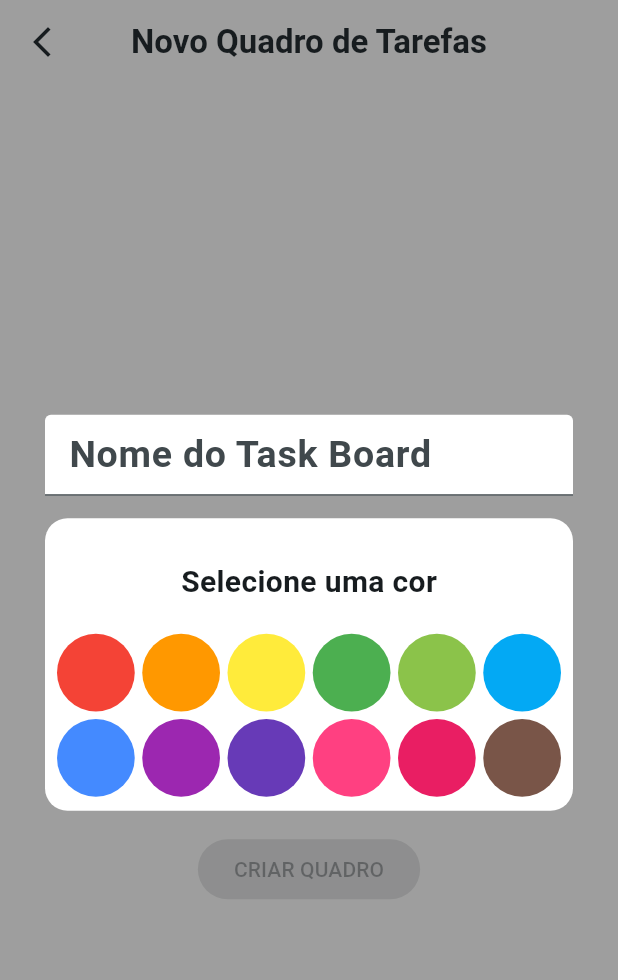
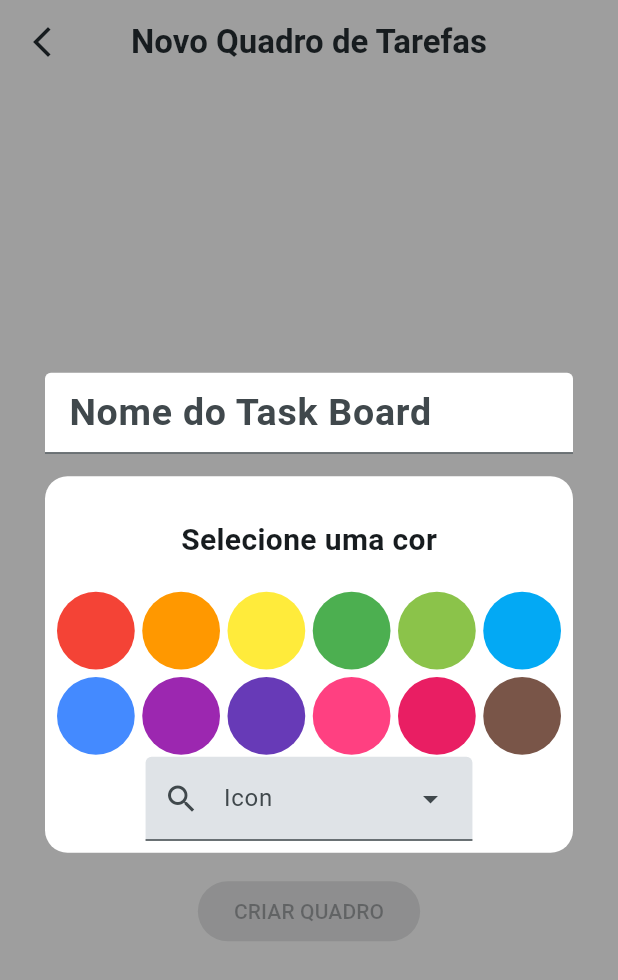
Before and after one commit to leomaiap/Tarefas-Sistemas-Distribuidos, a Flutter app: the NewTaskBoard screen opened directly, on a phone screen of 412 x 824 dp. Shown: the top 980 px of the screen. Run offline on Flutter 3.47's test engine with Material 3 defaults, Android fonts, the phone set to English and light mode, and no system bars; our stand-ins replace sqflite; accounts and stored records are empty.

Commit message:
ícones adicionados
Modificação da tabela Taskboard;
Formulário de ícone adicionado;
Display do ícone nas taskboards.

```diff
--- a/lib/SQLite/sqlite.dart
+++ b/lib/SQLite/sqlite.dart
@@ -12,6 +12,7 @@ class DatabaseHelper {
     id INTEGER PRIMARY KEY AUTOINCREMENT,
     name VARCHAR NOT NULL,
     color INTEGER NOT NULL,
+    icon INTEGER NOT NULL,
     user_id INTEGER NOT NULL,
     FOREIGN KEY(user_id) REFERENCES user(id));""";
 
@@ -40,7 +41,6 @@ class DatabaseHelper {
       await db.execute(task);
     });
   }
-
 
   //Metodo de Login
 
@@ -83,12 +83,14 @@ class DatabaseHelper {
   }
 
   //Criar nova Task board
-  Future<int> insertTaskBoard(String name, int color, int userID) async {
+  Future<int> insertTaskBoard(
+      String name, int color, int icon, int userID) async {
     final Database db = await initDB();
 
     Map<String, dynamic> taskBoardData = {
       'name': name,
       'color': color,
+      'icon': icon,
       'user_id': userID,
     };
 
@@ -115,15 +117,17 @@ class DatabaseHelper {
     final Database db = await initDB();
 
     int count = Sqflite.firstIntValue(await db.rawQuery(
-      'SELECT COUNT(*) FROM task WHERE board_id = ?',
-      [taskBoardId],
-    )) ?? 0;
+          'SELECT COUNT(*) FROM task WHERE board_id = ?',
+          [taskBoardId],
+        )) ??
+        0;
 
     return count as int;
   }
 
   //Lista de tarefas passando o taskboardID
-  Future<List<Map<String, dynamic>>> getTasksByTaskBoard(int taskBoardId) async {
+  Future<List<Map<String, dynamic>>> getTasksByTaskBoard(
+      int taskBoardId) async {
     final Database db = await initDB();
 
     List<Map<String, dynamic>> result = await db.query(
--- a/lib/Views/dashboard.dart
+++ b/lib/Views/dashboard.dart
@@ -23,30 +23,30 @@ class _DashboardState extends State<Dashboard> {
     _getTaskBoardDB();
   }
 
-  _getTaskBoardDB() async{
-    List<Map<String, dynamic>> list = await db.getTaskBoardsByUserId(UserSession.getID());
+  _getTaskBoardDB() async {
+    List<Map<String, dynamic>> list =
+        await db.getTaskBoardsByUserId(UserSession.getID());
     setState(() {
       taskBoardsList = list;
     });
     print(taskBoardsList);
   }
 
-
   @override
   Widget build(BuildContext context) {
     return Scaffold(
       appBar: AppBar(
         automaticallyImplyLeading: false,
-        title: Text("Dashboard", style: TextStyle(
-          fontWeight: FontWeight.bold
-        ),
+        title: Text(
+          "Dashboard",
+          style: TextStyle(fontWeight: FontWeight.bold),
         ),
         actions: [
           IconButton(
             icon: Icon(Icons.logout),
             onPressed: () {
-              Navigator.pushReplacement(
-          context, MaterialPageRoute(builder: (context) => const TelaLogin()));
+              Navigator.pushReplacement(context,
+                  MaterialPageRoute(builder: (context) => const TelaLogin()));
             },
           ),
         ],
@@ -58,12 +58,15 @@ class _DashboardState extends State<Dashboard> {
           itemCount: taskBoardsList.length,
           gridDelegate: SliverGridDelegateWithFixedCrossAxisCount(
             crossAxisCount: 2,
-            crossAxisSpacing: 10,),
+            crossAxisSpacing: 10,
+          ),
           itemBuilder: (context, index) {
             return GestureDetector(
                 onTap: () {
                   Navigator.pushReplacement(
-              context, MaterialPageRoute(builder: (context) => OpenTaskBoard(
+                      context,
+                      MaterialPageRoute(
+                          builder: (context) => OpenTaskBoard(
                                 name: taskBoardsList[index]['name'],
                                 color: taskBoardsList[index]['color'] as int,
                                 taskBoardID: taskBoardsList[index]['id'] as int,
@@ -73,21 +76,20 @@ class _DashboardState extends State<Dashboard> {
                     child: TaskBoardCard(
                   name: taskBoardsList[index]['name'],
                   color: taskBoardsList[index]['color'] as int,
+                  icon: taskBoardsList[index]['icon'] as int,
                   taskBoardID: taskBoardsList[index]['id'] as int,
-                )
-              )
-            );
-          },),
+                )));
+          },
+        ),
       ),
       floatingActionButton: FloatingActionButton.extended(
         icon: Icon(Icons.add_box),
         onPressed: () {
-          Navigator.pushReplacement(
-          context, MaterialPageRoute(builder: (context) => const NewTaskBoard()));
+          Navigator.pushReplacement(context,
+              MaterialPageRoute(builder: (context) => const NewTaskBoard()));
         },
-        label: Text('Novo Quadro'),),
-
+        label: Text('Novo Quadro'),
+      ),
     );
-
   }
 }
--- a/lib/Views/newTaskBoard.dart
+++ b/lib/Views/newTaskBoard.dart
@@ -1,6 +1,7 @@
 import 'package:flutter/material.dart';
 import 'package:planner/Page/mainPage.dart';
 import 'package:planner/SQLite/sqlite.dart';
+import 'package:planner/Widgets/taskboardWidget.dart';
 import 'package:planner/userSession.dart';
 
 class NewTaskBoard extends StatefulWidget {
@@ -10,12 +11,14 @@ class NewTaskBoard extends StatefulWidget {
   State<NewTaskBoard> createState() => _NewTaskBoardState();
 }
 
-
 class _NewTaskBoardState extends State<NewTaskBoard> {
   TextEditingController nomeController = TextEditingController();
+  final TextEditingController iconController = TextEditingController();
   late String nome;
   int selectColorIndex = 12;
+  IconLabel? selectedIcon;
   bool _nomeVazio = true;
+  bool _iconeVazio = true;
   final db = DatabaseHelper();
 
   List<Color> colorsList = [
@@ -41,18 +44,17 @@ class _NewTaskBoardState extends State<NewTaskBoard> {
     return Scaffold(
         appBar: AppBar(
           backgroundColor: colorsList[selectColorIndex],
-        title: Text("Novo Quadro de Tarefas", style: TextStyle(
-          fontWeight: FontWeight.bold
-        ),),
-        leading:
-          IconButton(
+          title: Text(
+            "Novo Quadro de Tarefas",
+            style: TextStyle(fontWeight: FontWeight.bold),
+          ),
+          leading: IconButton(
             icon: Icon(Icons.arrow_back_ios_new),
             onPressed: () {
               Navigator.pushReplacement(
-          context, MaterialPageRoute(builder: (context) =>  MainPage()));
+                  context, MaterialPageRoute(builder: (context) => MainPage()));
             },
           ),
-
           centerTitle: true,
         ),
         body: Container(
@@ -88,28 +90,26 @@ class _NewTaskBoardState extends State<NewTaskBoard> {
                     color: Colors.white,
                     borderRadius: BorderRadius.circular(15),
                   ),
-
                   child: Column(
                     children: [
                       Container(
                           margin: EdgeInsets.symmetric(vertical: 20),
-                    child: Text("Selecione uma cor",
+                          child: Text(
+                            "Selecione uma cor",
                             style: TextStyle(
-                      fontSize: 20,
-                      fontWeight: FontWeight.bold
-                    ),)
-                  ),
+                                fontSize: 20, fontWeight: FontWeight.bold),
+                          )),
                       SizedBox(
                           width: screenWidth,
                           height: 110,
                           child: GridView.builder(
                             itemCount: 12,
-                    gridDelegate: SliverGridDelegateWithFixedCrossAxisCount(
+                            gridDelegate:
+                                SliverGridDelegateWithFixedCrossAxisCount(
                                     crossAxisCount: 6,
                                     crossAxisSpacing: 5,
-                      mainAxisSpacing: 5
-                    ),
-                    itemBuilder:(context, index) {
+                                    mainAxisSpacing: 5),
+                            itemBuilder: (context, index) {
                               return GestureDetector(
                                 onTap: () {
                                   setState(() {
@@ -121,9 +121,9 @@ class _NewTaskBoardState extends State<NewTaskBoard> {
                                   width: 30,
                                   height: 30,
                                   decoration: BoxDecoration(
-                            color: colorsList[index % colorsList.length],
+                                    color:
+                                        colorsList[index % colorsList.length],
                                     borderRadius: BorderRadius.circular(150),
-
                                   ),
                                   child: selectColorIndex == index
                                       ? Icon(
@@ -133,21 +133,53 @@ class _NewTaskBoardState extends State<NewTaskBoard> {
                                       : null,
                                 ),
                               );
-                    },))
+                            },
+                          )),
+                      DropdownMenu<IconLabel>(
+                        controller: iconController,
+                        enableFilter: true,
+                        requestFocusOnTap: false,
+                        leadingIcon: const Icon(Icons.search),
+                        label: const Text('Icon'),
+                        inputDecorationTheme: const InputDecorationTheme(
+                          filled: true,
+                          contentPadding: EdgeInsets.symmetric(vertical: 5.0),
+                        ),
+                        onSelected: (IconLabel? icon) {
+                          setState(() {
+                            selectedIcon = icon;
+                            _iconeVazio =
+                                icon == null ? true : icon.label.isEmpty;
+                          });
+                        },
+                        dropdownMenuEntries:
+                            IconLabel.values.map<DropdownMenuEntry<IconLabel>>(
+                          (IconLabel icon) {
+                            return DropdownMenuEntry<IconLabel>(
+                              value: icon,
+                              label: icon.label,
+                              leadingIcon: Icon(icon.icon),
+                            );
+                          },
+                        ).toList(),
+                      ),
                     ],
                   ),
                 ),
-            ElevatedButton(onPressed: _nomeVazio
+                ElevatedButton(
+                    onPressed: (_nomeVazio || _iconeVazio)
                         ? null
                         : () {
-              db.insertTaskBoard(nome, selectColorIndex, UserSession.getID());
+                            db.insertTaskBoard(nome, selectColorIndex,
+                                selectedIcon!.index, UserSession.getID());
                             print("$nome $selectColorIndex");
                             Navigator.pushReplacement(
-          context, MaterialPageRoute(builder: (context) => MainPage()));
-            }, child: Text("CRIAR QUADRO"))
+                                context,
+                                MaterialPageRoute(
+                                    builder: (context) => MainPage()));
+                          },
+                    child: Text("CRIAR QUADRO"))
               ],
-        )
-      )
-    );
+            )));
   }
 }
--- a/lib/Widgets/taskboardWidget.dart
+++ b/lib/Widgets/taskboardWidget.dart
@@ -4,8 +4,14 @@ import 'package:planner/SQLite/sqlite.dart';
 class TaskBoardCard extends StatefulWidget {
   String name;
   int color;
+  int icon;
   int taskBoardID;
-  TaskBoardCard({super.key, required this.name, required this.color, required this.taskBoardID});
+  TaskBoardCard(
+      {super.key,
+      required this.name,
+      required this.color,
+      required this.taskBoardID,
+      required this.icon});
 
   @override
   State<TaskBoardCard> createState() => _TaskBoardCardState();
@@ -29,6 +35,15 @@ class _TaskBoardCardState extends State<TaskBoardCard> {
     Colors.blueGrey
   ];
 
+  // List<IconData> iconList = [
+  //   Icons.fitness_center,
+  //   Icons.health_and_safety,
+  //   Icons.book,
+  //   Icons.favorite,
+  //   Icons.work,
+  //   Icons.tv
+  // ];
+
   final db = DatabaseHelper();
 
   @override
@@ -42,13 +57,11 @@ class _TaskBoardCardState extends State<TaskBoardCard> {
   _quantTarefas() async {
     int count = await db.getTaskCountByTaskBoard(widget.taskBoardID);
     setState(() {
-      if(count == 0){
+      if (count == 0) {
         countTasks = "Não há tarefas";
-      }
-      else if (count == 1){
+      } else if (count == 1) {
         countTasks = "$count Tarefa";
-      }
-      else{
+      } else {
         countTasks = "$count Tarefas";
       }
     });
@@ -56,51 +69,77 @@ class _TaskBoardCardState extends State<TaskBoardCard> {
 
   @override
   Widget build(BuildContext context) {
-
     double screenWidth = MediaQuery.of(context).size.width;
+    IconData icon = IconLabel.values[widget.icon!].icon;
     //double screenHeight = MediaQuery.of(context).size.height;
     return Column(
       children: [
         Container(
           decoration: BoxDecoration(
               color: colorsList[widget.color],
-                borderRadius: BorderRadius.only(topLeft: Radius.circular(screenWidth*0.020), topRight: Radius.circular(screenWidth*0.020))
-              ),
-                height: screenWidth*0.3,
-                width: screenWidth*0.5,
+              borderRadius: BorderRadius.only(
+                  topLeft: Radius.circular(screenWidth * 0.020),
+                  topRight: Radius.circular(screenWidth * 0.020))),
+          height: screenWidth * 0.3,
+          width: screenWidth * 0.5,
           child: Container(
-                  child:
+            child: Column(
+              mainAxisAlignment: MainAxisAlignment.spaceEvenly,
+              children: [
                 Container(
                     alignment: Alignment.centerLeft,
-                        padding: EdgeInsets.only(left: screenWidth* 0.025),
-                        child: Text(widget.name, style: TextStyle(
-                          fontSize: screenWidth*0.06,
-                          fontWeight: FontWeight.bold
-                        ),)
+                    padding: EdgeInsets.only(left: screenWidth * 0.025),
+                    child: Text(
+                      widget.name,
+                      style: TextStyle(
+                          fontSize: screenWidth * 0.06,
+                          fontWeight: FontWeight.bold),
+                    )),
+                Icon(
+                  icon,
+                  size: screenWidth * 0.12,
+                )
+              ],
             ),
           ),
         ),
         Container(
           decoration: BoxDecoration(
               color: colorsList[widget.color].withOpacity(0.8),
-                borderRadius: BorderRadius.only(bottomLeft: Radius.circular(screenWidth*0.020), bottomRight: Radius.circular(screenWidth*0.020))
-              ),
-                height: screenWidth*0.1,
-                width: screenWidth*0.5,
+              borderRadius: BorderRadius.only(
+                  bottomLeft: Radius.circular(screenWidth * 0.020),
+                  bottomRight: Radius.circular(screenWidth * 0.020))),
+          height: screenWidth * 0.1,
+          width: screenWidth * 0.5,
           child: Container(
-                  child:
-                      Container(
+            child: Container(
                 alignment: Alignment.centerLeft,
-                        padding: EdgeInsets.only(left: screenWidth* 0.025),
-                        child: Text(countTasks, style: TextStyle(
-                          fontSize: screenWidth*0.04,
-                          fontWeight: FontWeight.bold
-                        ),)
-                      ),
+                padding: EdgeInsets.only(left: screenWidth * 0.025),
+                child: Text(
+                  countTasks,
+                  style: TextStyle(
+                      fontSize: screenWidth * 0.04,
+                      fontWeight: FontWeight.bold),
+                )),
           ),
         ),
       ],
     );
-
   }
 }
+
+enum IconLabel {
+  exercise('Exercício', Icons.fitness_center),
+  health(
+    'Saúde',
+    Icons.health_and_safety,
+  ),
+  book('Estudo', Icons.book),
+  heart('Hobby', Icons.favorite),
+  work('Trabalho', Icons.work),
+  fun('Diversão', Icons.tv);
+
+  const IconLabel(this.label, this.icon);
+  final String label;
+  final IconData icon;
+}
--- a/lib/main.dart
+++ b/lib/main.dart
@@ -1,5 +1,6 @@
 import 'package:flutter/material.dart';
 import 'package:planner/Autenticador/login.dart';
+import 'package:planner/SQLite/sqlite.dart';
 
 void main() {
   runApp(const MyApp());
```
Also changed, not shown: lib/Page/mainPage.dart (+3 -5 lines). Lines whose indentation alone changed are shown as unchanged.
